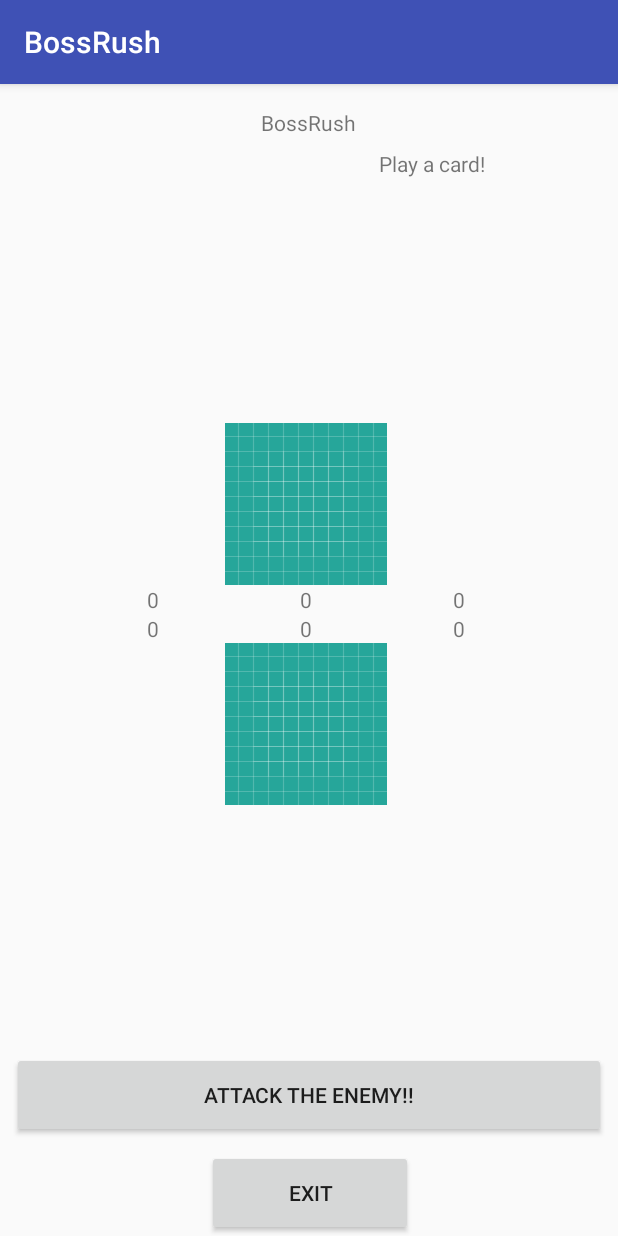
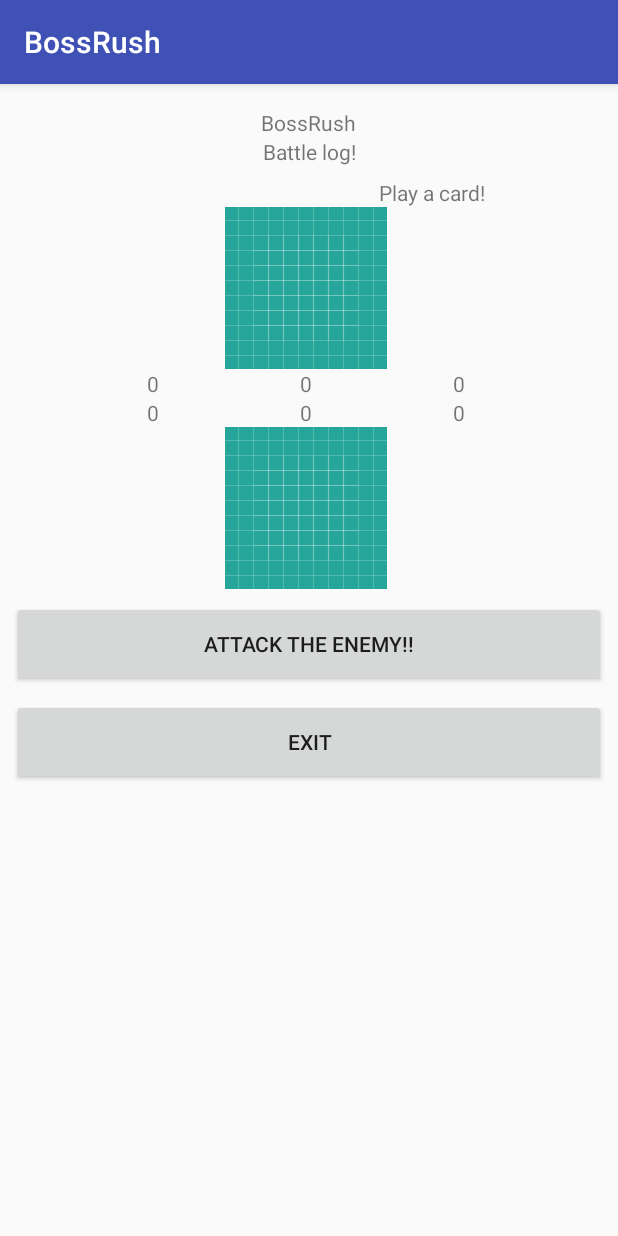
Before and after one commit to greyes1/BossRush, an Android app: the BattleActivity screen opened directly, with no data from a screen before it, on a phone screen of 412 x 824 dp. Run offline under Robolectric (Android 15) with nearby library versions, the light colour scheme and no system bars; 19 statements that could not run were skipped.

Commit message:
Added scroll view for battle, and both monster and hero images are now displayed

```diff
--- a/app/src/main/res/layout/battle_layout.xml
+++ b/app/src/main/res/layout/battle_layout.xml
@@ -7,10 +7,19 @@
     android:layout_height="match_parent"
     tools:context=".BattleActivity">
 
+    <ScrollView
+        android:layout_width="match_parent"
+        android:layout_height="match_parent">
+
+        <LinearLayout
+            android:layout_width="match_parent"
+            android:layout_height="wrap_content"
+            android:orientation="vertical" >
+
             <LinearLayout
                 android:id="@+id/linearLayout"
-        android:layout_width="0dp"
-        android:layout_height="69dp"
+                android:layout_width="match_parent"
+                android:layout_height="match_parent"
                 android:gravity="center_horizontal"
                 android:orientation="vertical"
 
@@ -26,6 +35,13 @@
                     android:layout_marginStart="8dp"
                     android:layout_marginTop="16dp"
                     android:text="@string/app_name"
+                    android:textAlignment="center" />
+
+                <TextView
+                    android:id="@+id/lastEffect"
+                    android:layout_width="match_parent"
+                    android:layout_height="wrap_content"
+                    android:text="Battle log!"
                     android:textAlignment="center" />
 
                 <LinearLayout
@@ -63,7 +79,7 @@
             <LinearLayout
                 android:id="@+id/linearLayout2"
                 android:layout_width="match_parent"
-        android:layout_height="wrap_content"
+                android:layout_height="match_parent"
                 android:layout_marginBottom="8dp"
                 android:layout_marginEnd="8dp"
                 android:layout_marginStart="4dp"
@@ -74,7 +90,7 @@
                 app:layout_constraintTop_toBottomOf="@+id/linearLayout">
 
                 <ImageView
-            android:id="@+id/MonsterImage"
+                    android:id="@+id/monImage"
                     android:layout_width="match_parent"
                     android:layout_height="wrap_content"
                     android:contentDescription="@string/monImage"
@@ -174,7 +190,7 @@
 
             <Button
                 android:id="@+id/exitBattle"
-        android:layout_width="137dp"
+                android:layout_width="match_parent"
                 android:layout_height="57dp"
                 android:layout_marginEnd="8dp"
                 android:layout_marginStart="8dp"
@@ -183,5 +199,7 @@
                 app:layout_constraintEnd_toEndOf="parent"
                 app:layout_constraintHorizontal_bias="0.502"
                 app:layout_constraintStart_toStartOf="parent" />
+        </LinearLayout>
+    </ScrollView>
 
 </android.support.constraint.ConstraintLayout>
```
Also changed, not shown: app/src/main/java/rush/boss/edu/bossrush/BattleActivity.java (+21 -7 lines). Lines whose indentation alone changed are shown as unchanged.
